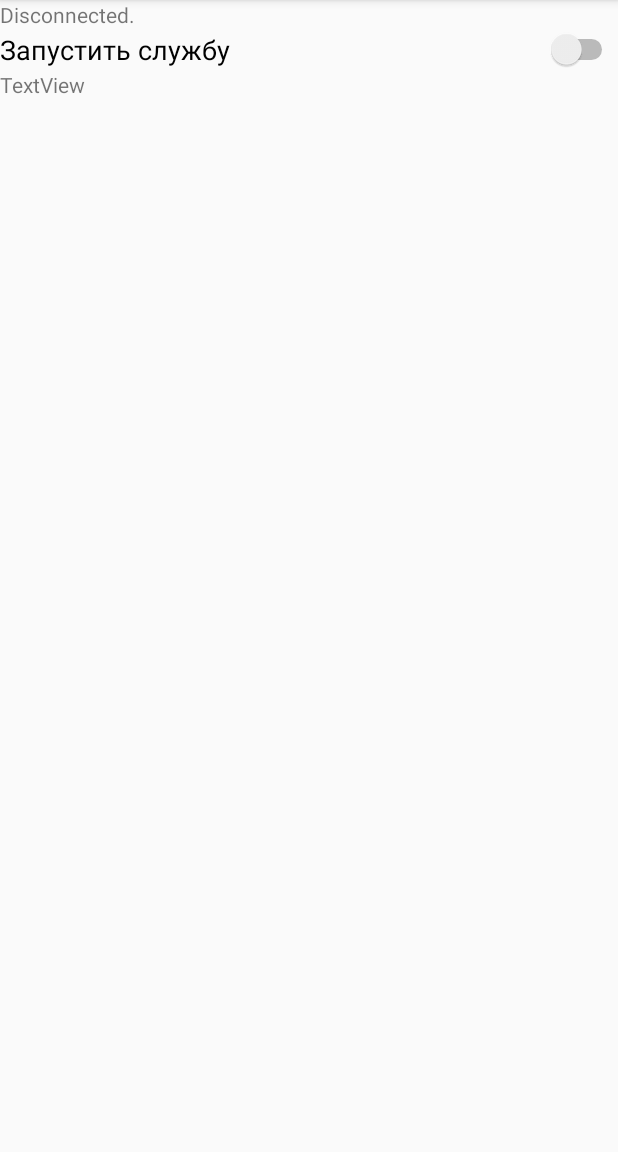
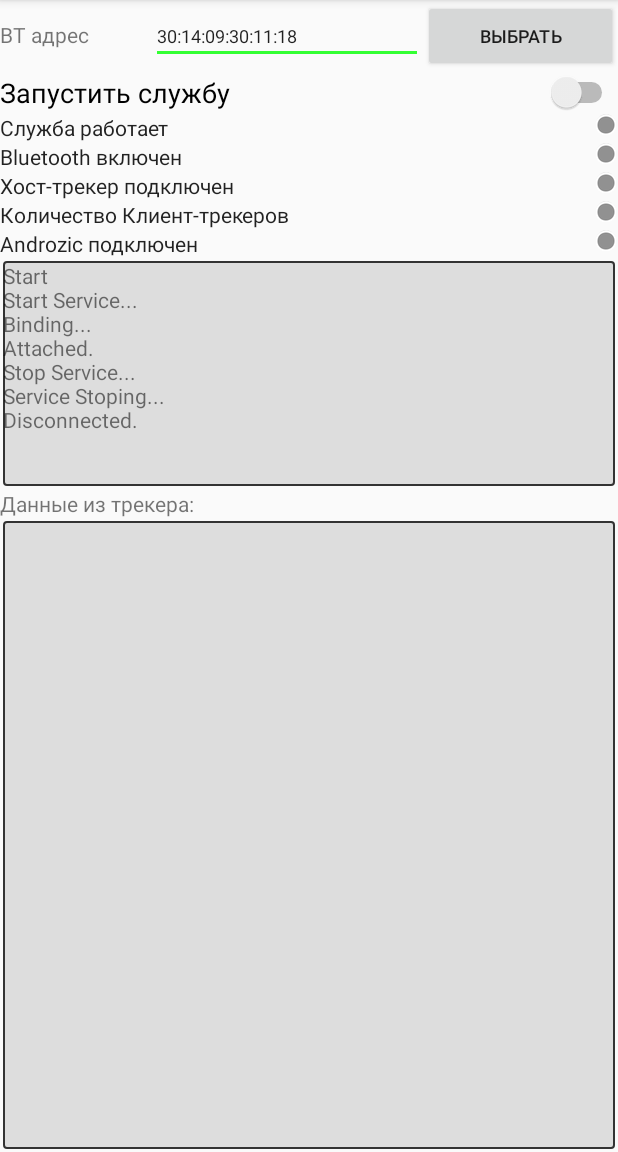
Before and after one commit to BondarenkoA/Tracker_connector, an Android app: the screen it shows after launch (MainActivity), after a tap on "Остановить службу", on a phone screen of 412 x 824 dp, the part 84-1236 px from its top. Run offline under Robolectric (Android 15) with nearby library versions, the phone set to English and light mode, and no system bars; 1 statement that could not run was skipped; 1 other tap on this screen came first.

Commit message:
Service <-> Client messaging done. Draft BT connecting and sending messages to client.

```diff
--- a/app/src/main/java/bond/lora_connector/MainActivity.java
+++ b/app/src/main/java/bond/lora_connector/MainActivity.java
@@ -47,7 +47,7 @@ public class MainActivity extends AppCompatActivity {
             switch (msg.what) {
                 case LoRa_service.MSG_STR_FROM_TRACKER:
                     Log.i(TAG, "MSG_STR_FROM_TRACKER");
-                    m_text_spp.setText("Received from service: " + msg.arg1);
+                    m_text_spp.append((String)msg.obj);
                     break;
                 default:
                     super.handleMessage(msg);
@@ -75,7 +75,7 @@ public class MainActivity extends AppCompatActivity {
             Log.i(TAG, "onServiceConnected");
 
             mService = new Messenger(service);
-            m_text_status.setText("Attached.");
+            m_text_status.append("Attached.\n");
             // We want to monitor the service for as long as we are
             // connected to it.
             try {
@@ -105,7 +105,7 @@ public class MainActivity extends AppCompatActivity {
             Log.i(TAG, "onServiceDisconnected");
 
             mService = null;
-            m_text_status.setText("Disconnected.");
+            m_text_status.append("Disconnected.\n");
             // As part of the sample, tell the user what happened.
             Toast.makeText(getApplicationContext(), "remote_service_disconnected", Toast.LENGTH_SHORT).show();
         }
@@ -133,7 +133,7 @@ public class MainActivity extends AppCompatActivity {
         bindService(new Intent(this,
                 LoRa_service.class), mConnection, Context.BIND_AUTO_CREATE);
         mIsBound = true;
-        m_text_status.setText("Binding...");
+        m_text_status.append("Binding...\n");
     }
 
     void doStopService() {
@@ -147,7 +147,6 @@ public class MainActivity extends AppCompatActivity {
                 try {
                     Message msg = Message.obtain(null,
                             LoRa_service.MSG_STOP_SERVICE);
-                    msg.replyTo = mMessenger;
                     mService.send(msg);
                 } catch (RemoteException e) {
                     // There is nothing special we need to do if the service
@@ -158,7 +157,7 @@ public class MainActivity extends AppCompatActivity {
             // Detach our existing connection.
             unbindService(mConnection);
             mIsBound = false;
-            m_text_status.setText("Service Stoping...");
+            m_text_status.append("Service Stoping...\n");
         }
     }
 
@@ -173,8 +172,11 @@ public class MainActivity extends AppCompatActivity {
         setContentView(R.layout.activity_main);
 
         m_text_status = (TextView) findViewById(R.id.text_status);
-        m_text_status.setText("Start");
+        m_text_status.setMovementMethod(new ScrollingMovementMethod());
+        m_text_status.append("Start\n");
+
         m_text_spp = (TextView) findViewById(R.id.text_spp);
+        m_text_spp.setMovementMethod(new ScrollingMovementMethod());
 
         m_btn_svc = (Switch) findViewById(R.id.btn_toggle_srvc);
 
@@ -185,12 +187,12 @@ public class MainActivity extends AppCompatActivity {
                 //TextView text_status = (TextView) findViewById(R.id.text_status);
 
                 if(m_btn_svc.isChecked()) {
-                    m_text_status.setText("Start Service...");
+                    m_text_status.append("Start Service...\n");
                     m_btn_svc.setText("Остановить службу");
                     doBindService();
                 }
                 else {
-                    m_text_status.setText("Stop Service...");
+                    m_text_status.append("Stop Service...\n");
                     m_btn_svc.setText("Запустить службу");
                     doStopService();
                 }
--- /dev/null
+++ b/app/src/main/res/drawable/textview_border.xml
@@ -0,0 +1,21 @@
+<?xml version="1.0" encoding="utf-8"?>
+<shape xmlns:android="http://schemas.android.com/apk/res/android"
+    android:shape="rectangle" >
+
+    <!-- View background color -->
+    <solid
+        android:color="@color/background_color" >
+    </solid>
+
+    <!-- View border color and width -->
+    <stroke
+        android:width="1dp"
+        android:color="@color/border_color" >
+    </stroke>
+
+    <!-- The radius makes the corners rounded -->
+    <corners
+        android:radius="2dp"   >
+    </corners>
+
+</shape>
--- a/app/src/main/res/layout/activity_main.xml
+++ b/app/src/main/res/layout/activity_main.xml
@@ -11,11 +11,36 @@
         android:layout_height="match_parent"
         android:orientation="vertical">
 
-        <TextView
-            android:id="@+id/text_status"
+        <LinearLayout
             android:layout_width="match_parent"
             android:layout_height="wrap_content"
-            android:text="TextView" />
+            android:orientation="horizontal">
+
+            <TextView
+                android:id="@+id/textView2"
+                android:layout_width="wrap_content"
+                android:layout_height="wrap_content"
+                android:layout_weight="1"
+                android:text="BT адрес" />
+
+            <EditText
+                android:id="@+id/editText3"
+                android:layout_width="wrap_content"
+                android:layout_height="wrap_content"
+                android:layout_weight="1"
+                android:ems="10"
+                android:inputType="textPersonName"
+                android:text="30:14:09:30:11:18"
+                android:textSize="12sp" />
+
+            <Button
+                android:id="@+id/button"
+                android:layout_width="wrap_content"
+                android:layout_height="wrap_content"
+                android:layout_weight="1"
+                android:text="выбрать"
+                android:textSize="12sp" />
+        </LinearLayout>
 
         <Switch
             android:id="@+id/btn_toggle_srvc"
@@ -24,11 +49,61 @@
             android:text="Активация сервиса"
             android:textSize="18sp" />
 
+        <CheckedTextView
+            android:id="@+id/chk_service_runing"
+            android:layout_width="match_parent"
+            android:layout_height="wrap_content"
+            android:checkMark="@android:drawable/presence_invisible"
+            android:checked="false"
+            android:text="Служба работает" />
+
+        <CheckedTextView
+            android:id="@+id/chk_BT_on"
+            android:layout_width="match_parent"
+            android:layout_height="wrap_content"
+            android:checkMark="@android:drawable/presence_invisible"
+            android:text="Bluetooth включен" />
+
+        <CheckedTextView
+            android:id="@+id/checkedTextView3"
+            android:layout_width="match_parent"
+            android:layout_height="wrap_content"
+            android:checkMark="@android:drawable/presence_invisible"
+            android:text="Хост-трекер подключен" />
+
+        <CheckedTextView
+            android:id="@+id/checkedTextView4"
+            android:layout_width="match_parent"
+            android:layout_height="wrap_content"
+            android:checkMark="@android:drawable/presence_invisible"
+            android:text="Количество Клиент-трекеров" />
+
+        <CheckedTextView
+            android:id="@+id/checkedTextView5"
+            android:layout_width="match_parent"
+            android:layout_height="wrap_content"
+            android:checkMark="@android:drawable/presence_invisible"
+            android:text="Androzic подключен" />
+
+        <TextView
+            android:id="@+id/text_status"
+            android:layout_width="match_parent"
+            android:layout_height="150dp"
+            android:layout_margin="2dp"
+            android:background="@drawable/textview_border" />
+
+        <TextView
+            android:id="@+id/textView"
+            android:layout_width="match_parent"
+            android:layout_height="wrap_content"
+            android:text="Данные из трекера:" />
+
         <TextView
             android:id="@+id/text_spp"
             android:layout_width="match_parent"
             android:layout_height="match_parent"
-            android:text="TextView" />
+            android:layout_margin="2dp"
+            android:background="@drawable/textview_border" />
 
     </LinearLayout>
 </android.support.constraint.ConstraintLayout>
--- a/app/src/main/res/values/colors.xml
+++ b/app/src/main/res/values/colors.xml
@@ -3,4 +3,7 @@
     <color name="colorPrimary">#3F51B5</color>
     <color name="colorPrimaryDark">#303F9F</color>
     <color name="colorAccent">#33FF33</color>
+
+    <color name="background_color">#DDDDDD</color>
+    <color name="border_color">#333333</color>
 </resources>
```
Also changed, not shown: app/src/main/java/bond/lora_connector/BT_tracker.java (+49 -103 lines), app/src/main/java/bond/lora_connector/LoRa_service.java (+44 -0 lines), app/src/main/java/bond/lora_connector/constants.java (added, +20 -0 lines).
